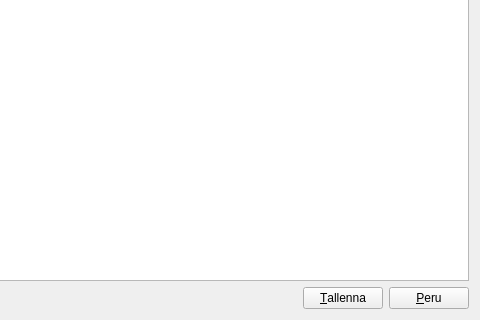
First picture: the form in kitupiikki/arkisto/budjettidlg.ui, repository artoh/kitupiikki, before the edit; both pictures show x 536 to 1016 and y 498 to 818 of the 1016 by 818 pixel window.
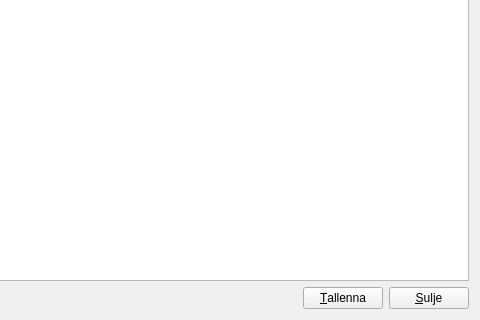
Second picture: the form after the edit. Icons and pictures are not drawn.

Commit message: Neljä saraketta

```diff
--- a/kitupiikki/arkisto/budjettidlg.ui
+++ b/kitupiikki/arkisto/budjettidlg.ui
@@ -107,7 +107,7 @@
      <item>
       <widget class="QPushButton" name="peruNappi">
        <property name="text">
-        <string>&amp;Peru</string>
+        <string>&amp;Sulje</string>
        </property>
        <property name="icon">
         <iconset resource="../pic/pic.qrc">
```
The commit also changes 1 other file.
